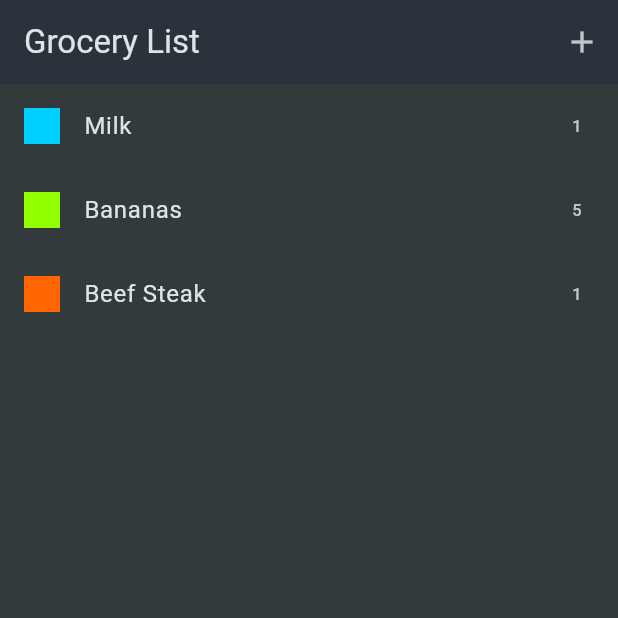
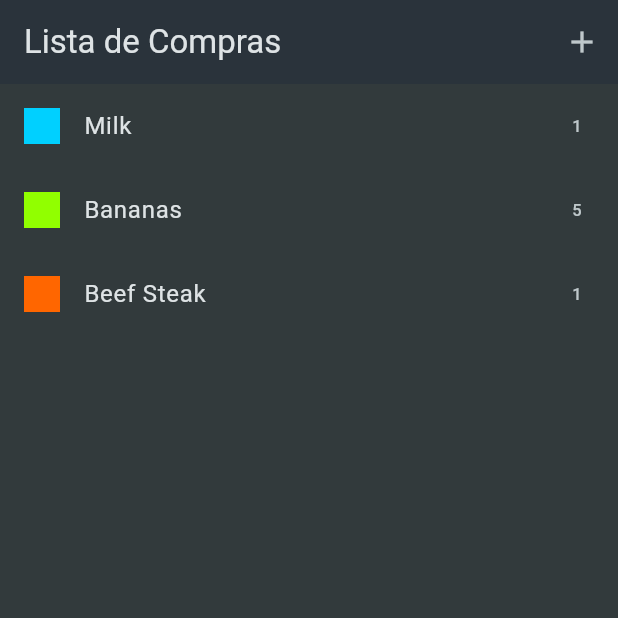
Before and after one commit to Afonso247/shopping-findings, a Flutter app: the screen it shows after launch, on a phone screen of 412 x 824 dp, the top half of it. Run offline on Flutter 3.47's test engine with Material 3 defaults, Android fonts, the phone set to English and light mode, and no system bars.

Commit message:
quick fix

```diff
--- a/lib/screens/grocery.dart
+++ b/lib/screens/grocery.dart
@@ -31,7 +31,7 @@ class _GroceryState extends State<Grocery> {
 
     return Scaffold(
       appBar: AppBar(
-        title: const Text('Grocery List'),
+        title: const Text('Lista de Compras'),
         actions: [
           IconButton(
             onPressed: groceryItemsAdd,
```
